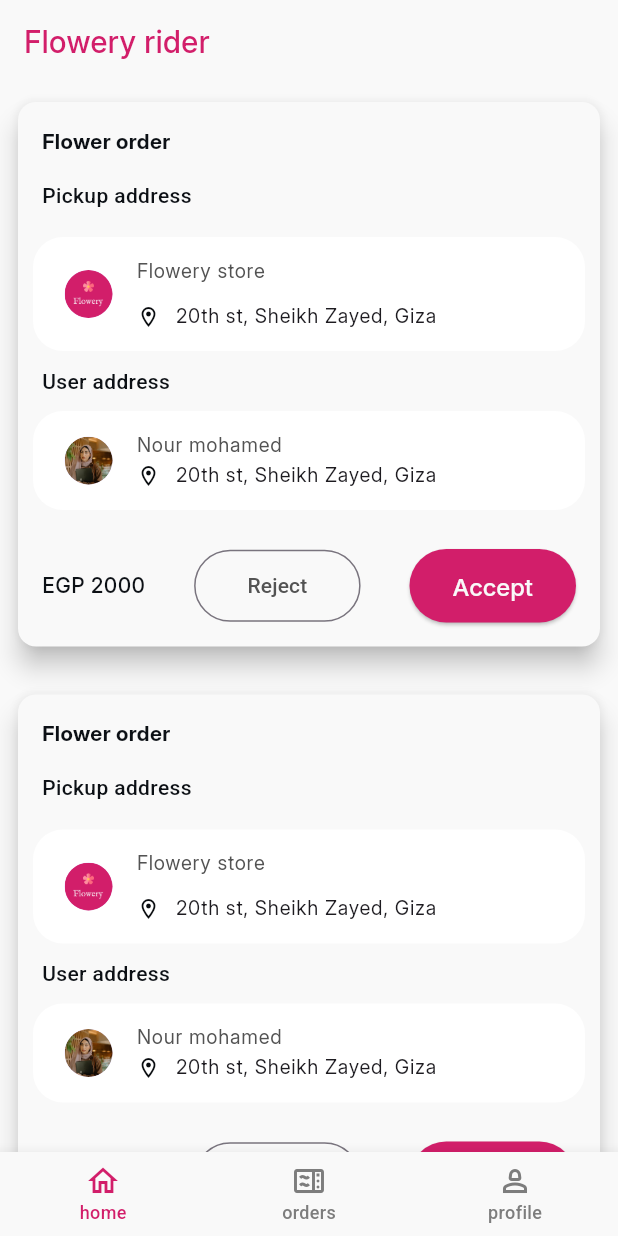
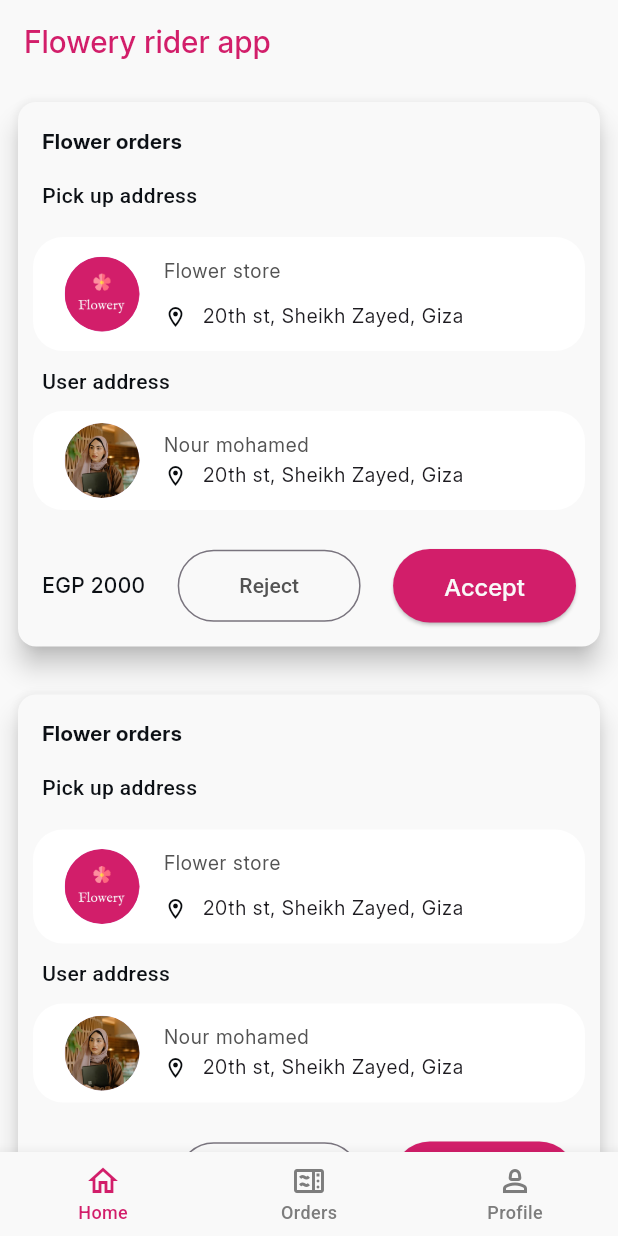
Before and after one commit to rafify2711/Traking-App, a Flutter app: the screen it shows after launch, on a phone screen of 412 x 824 dp. Run offline on Flutter 3.47's test engine with Material 3 defaults, Android fonts, the phone set to English and light mode, and no system bars; our stand-ins replace bloc, dio, easy_localization, equatable, flutter_bloc, flutter_secure_storage and 8 more; generated files the repository leaves out were written again.

Commit message:
feat: update localization keys and translations for home, profile, orders, and order details

```diff
--- a/lib/core/config/route_generator.dart
+++ b/lib/core/config/route_generator.dart
@@ -3,7 +3,6 @@ import 'package:tracking_app/core/config/routes_name.dart';
 import 'package:tracking_app/features/auth/forget_password/presentation/view/forget_password_screen.dart';
 import 'package:tracking_app/features/auth/forget_password/presentation/view/reset_password_screen.dart';
 import 'package:tracking_app/features/auth/forget_password/presentation/view/verification_screen.dart';
-import 'package:tracking_app/features/auth/login/home_screen.dart';
 import 'package:tracking_app/features/auth/login/presentation/view/login_screen.dart';
 import 'package:tracking_app/features/apply/presentation/view/apply_screen.dart';
 import 'package:tracking_app/features/home/presentation/home_view.dart';
@@ -48,11 +47,7 @@ class RouteGenerator {
           builder: (context) => const LoginScreen(),
           settings: settings,
         );
-      case RoutesName.homeView:
-        return MaterialPageRoute(
-          builder: (context) => const HomeScreen(),
-          settings: settings,
-        );
+
       case RoutesName.successScreen:
         return MaterialPageRoute(
           builder: (context) => const SuccessScreen(),
--- a/lib/core/config/routes_name.dart
+++ b/lib/core/config/routes_name.dart
@@ -5,7 +5,6 @@ class RoutesName {
   static const String resetPasswordScreen = "/resetPassword";
   static const String loginScreen = "/loginScreen";
   static const String applyView = "applyview";
-  static const String homeView = "homeview";
   static const String successScreen = 'successScreen';
   static const String layOut = 'layOut';
   static const String home = 'home';
--- a/lib/features/auth/login/presentation/view/login_screen.dart
+++ b/lib/features/auth/login/presentation/view/login_screen.dart
@@ -140,7 +140,7 @@ class _LoginScreenState extends State<LoginScreen> {
                           );
                             Navigator.pushReplacementNamed(
                             context,
-                            RoutesName.homeView,
+                            RoutesName.home,
                           );
 
                         autoValidateMode = AutovalidateMode.disabled;
--- a/lib/features/home/presentation/home_view.dart
+++ b/lib/features/home/presentation/home_view.dart
@@ -1,6 +1,8 @@
+import 'package:easy_localization/easy_localization.dart';
 import 'package:flutter/material.dart';
 import 'package:tracking_app/core/utils/colors.dart';
 import 'package:tracking_app/features/home/presentation/widgets/flower_order_card.dart';
+import 'package:tracking_app/generated/locale_keys.g.dart';
 
 class HomeView extends StatelessWidget {
   const HomeView({super.key});
@@ -12,9 +14,9 @@ class HomeView extends StatelessWidget {
         backgroundColor: PalletsColors.whiteBase,
         appBar: AppBar(
           backgroundColor: PalletsColors.whiteBase,
-          title: const Text(
-            "Flowery rider",
-            style: TextStyle(color: PalletsColors.mainColorBase),
+          title:  Text(
+            LocaleKeys.floweryrider.tr(),
+            style: const TextStyle(color: PalletsColors.mainColorBase),
           ),
         ),
         body: const SingleChildScrollView(
--- a/lib/features/home/presentation/widgets/flower_order_card.dart
+++ b/lib/features/home/presentation/widgets/flower_order_card.dart
@@ -1,9 +1,12 @@
+import 'package:easy_localization/easy_localization.dart';
 import 'package:flutter/material.dart';
 import 'package:tracking_app/core/config/routes_name.dart';
 import 'package:tracking_app/core/utils/app_text_styles.dart';
 import 'package:tracking_app/core/utils/colors.dart';
+import 'package:tracking_app/core/utils/services/get_responsive_height_and_width.dart';
 import 'package:tracking_app/features/home/presentation/widgets/pick_up_address_widget.dart';
 import 'package:tracking_app/features/home/presentation/widgets/user_address_widget.dart';
+import 'package:tracking_app/generated/locale_keys.g.dart';
 
 class FlowerOrderCard extends StatelessWidget {
   const FlowerOrderCard({super.key});
@@ -25,20 +28,20 @@ class FlowerOrderCard extends StatelessWidget {
               Padding(
                 padding: const EdgeInsets.only(top: 16, left: 16, bottom: 16),
                 child: Text(
-                  "Flower order",
+                  LocaleKeys.flowerorder.tr(),
                   style: AppTextStyles.instance.textStyle14.copyWith(
                     fontWeight: FontWeight.w700,
                   ),
                 ),
               ),
-              const Padding(
-                padding: EdgeInsets.only(left: 16, bottom: 8),
-                child: Text("Pickup address"),
+              Padding(
+                padding: const EdgeInsets.only(left: 16, bottom: 8),
+                child: Text(LocaleKeys.pickUpAddress.tr()),
               ),
               PickUpAddressWidget(withTrailing: false),
-              const Padding(
-                padding: EdgeInsets.only(left: 16),
-                child: Text("User address"),
+              Padding(
+                padding: const EdgeInsets.only(left: 16),
+                child: Text(LocaleKeys.userAddress.tr()),
               ),
               UserAddressWidget(withTrailing: false),
 
@@ -54,18 +57,18 @@ class FlowerOrderCard extends StatelessWidget {
                       ),
                     ),
                     SizedBox(
-                      width: 111,
+                      width: responsiveWidth(111),
                       child: OutlinedButton(
                         onPressed: () {},
-                        child: const Text("Reject"),
+                        child: Text(LocaleKeys.reject.tr()),
                       ),
                     ),
                     SizedBox(
-                      width: 111,
+                      width: responsiveWidth(111),
                       // flex: 1,
                       child: ElevatedButton(
                         onPressed: () {},
-                        child: const Text("Accept"),
+                        child: Text(LocaleKeys.accept.tr()),
                       ),
                     ),
                   ],
--- a/lib/features/home/presentation/widgets/order_details_widget.dart
+++ b/lib/features/home/presentation/widgets/order_details_widget.dart
@@ -21,7 +21,7 @@ class OrderDetailsWidget extends StatelessWidget {
           child: ListTile(
             leading: const CircleAvatar(
               backgroundImage: AssetImage("assets/images/image 2.png"),
-              radius: 16,
+              radius: 25,
             ),
 
             title: Column(
--- a/lib/features/home/presentation/widgets/pick_up_address_widget.dart
+++ b/lib/features/home/presentation/widgets/pick_up_address_widget.dart
@@ -1,7 +1,9 @@
+import 'package:easy_localization/easy_localization.dart';
 import 'package:flutter/material.dart';
 import 'package:font_awesome_flutter/font_awesome_flutter.dart';
 import 'package:tracking_app/core/utils/app_text_styles.dart';
 import 'package:tracking_app/core/utils/colors.dart';
+import 'package:tracking_app/generated/locale_keys.g.dart';
 
 class PickUpAddressWidget extends StatelessWidget {
   bool withTrailing;
@@ -23,14 +25,14 @@ class PickUpAddressWidget extends StatelessWidget {
           child: ListTile(
             leading: const CircleAvatar(
               backgroundImage: AssetImage("assets/images/Flowery logo.png"),
-              radius: 16,
+              radius: 25,
             ),
 
             title: Column(
               crossAxisAlignment: CrossAxisAlignment.stretch,
               children: [
                 Text(
-                  "Flowery store",
+                  LocaleKeys.flowerstore.tr(),
                   style: AppTextStyles.instance.textStyle13.copyWith(
                     color: PalletsColors.gray,
                   ),
@@ -44,9 +46,11 @@ class PickUpAddressWidget extends StatelessWidget {
                       color: PalletsColors.black70,
                     ),
                     const SizedBox(width: 10),
-                    Text(
-                      "20th st, Sheikh Zayed, Giza ",
-                      style: AppTextStyles.instance.textStyle13,
+                    Expanded(
+                      child: Text(
+                        "20th st, Sheikh Zayed, Giza ",
+                        style: AppTextStyles.instance.textStyle13,
+                      ),
                     ),
                   ],
                 ),
@@ -64,14 +68,14 @@ class PickUpAddressWidget extends StatelessWidget {
                             child: const Icon(
                               Icons.local_phone_outlined,
                               color: PalletsColors.mainColorBase,
-                              size: 16,
+                              size: 20,
                             ),
                           ),
                           IconButton(
                             icon: const FaIcon(
                               FontAwesomeIcons.whatsapp,
                               color: PalletsColors.mainColorBase,
-                              size: 16,
+                              size: 20,
                             ),
                             onPressed: () {},
                           ),
--- a/lib/features/home/presentation/widgets/user_address_widget.dart
+++ b/lib/features/home/presentation/widgets/user_address_widget.dart
@@ -22,7 +22,7 @@ class UserAddressWidget extends StatelessWidget {
           child: ListTile(
             leading: const CircleAvatar(
               backgroundImage: AssetImage("assets/images/Photo.png"),
-              radius: 16,
+              radius: 25,
             ),
 
             title: Column(
@@ -42,9 +42,11 @@ class UserAddressWidget extends StatelessWidget {
                       color: PalletsColors.black70,
                     ),
                     const SizedBox(width: 10),
-                    Text(
-                      "20th st, Sheikh Zayed, Giza ",
-                      style: AppTextStyles.instance.textStyle13,
+                    Expanded(
+                      child: Text(
+                        "20th st, Sheikh Zayed, Giza ",
+                        style: AppTextStyles.instance.textStyle13,
+                      ),
                     ),
                   ],
                 ),
@@ -62,14 +64,14 @@ class UserAddressWidget extends StatelessWidget {
                             child: const Icon(
                               Icons.local_phone_outlined,
                               color: PalletsColors.mainColorBase,
-                              size: 16,
+                              size: 20,
                             ),
                           ),
                           IconButton(
                             icon: const FaIcon(
                               FontAwesomeIcons.whatsapp,
                               color: PalletsColors.mainColorBase,
-                              size: 16,
+                              size: 20,
                             ),
                             onPressed: () {},
                           ),
--- a/lib/features/layOut/presentation/lay_out.dart
+++ b/lib/features/layOut/presentation/lay_out.dart
@@ -1,7 +1,9 @@
+import 'package:easy_localization/easy_localization.dart';
 import 'package:flutter/material.dart';
 import 'package:tracking_app/features/home/presentation/home_view.dart';
 import 'package:tracking_app/features/orders/presentation/orders_view.dart';
 import 'package:tracking_app/features/profile/presentation/profile_view.dart';
+import 'package:tracking_app/generated/locale_keys.g.dart';
 
 class LayOut extends StatefulWidget {
   const LayOut({super.key});
@@ -29,23 +31,25 @@ class _LayOutState extends State<LayOut> {
   Widget build(BuildContext context) {
     return Scaffold(
       bottomNavigationBar: BottomNavigationBar(
+
         type: BottomNavigationBarType.fixed,
         currentIndex: _selectedIndex,
         onTap: _onItemTapped,
 
-        items: const [
-          BottomNavigationBarItem(
+        items: [
+           BottomNavigationBarItem(
             icon: Icon(Icons.home_outlined),
-            label: "home",
+            label: LocaleKeys.home.tr(),
+
           ),
 
-          BottomNavigationBarItem(
-            icon: Icon(Icons.microwave_outlined),
-            label: "orders",
+           BottomNavigationBarItem(
+            icon: const Icon(Icons.microwave_outlined),
+            label: LocaleKeys.orders.tr(),
           ),
           BottomNavigationBarItem(
-            icon: Icon(Icons.person_2_outlined),
-            label: "profile",
+            icon: const Icon(Icons.person_2_outlined),
+            label: LocaleKeys.profile.tr(),
           ),
         ],
       ),
```
Also changed, not shown: assets/translations/ar.json (+21 -1 lines), assets/translations/en.json (+19 -1 lines), lib/features/auth/login/home_screen.dart (deleted, +0 -15 lines), lib/features/home/presentation/order_details_view.dart (+13 -11 lines), lib/generated/codegen_loader.g.dart, lib/generated/locale_keys.g.dart.
